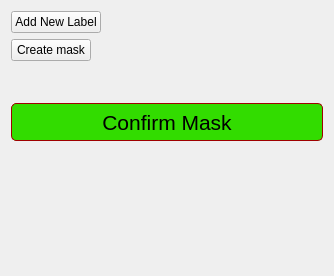
This is core/modules/gui/MitkDrawingTool/MitkDrawingTool.ui in dboun/MultiPatientImageProcessing as Qt 5 draws it before an edit. The edited form follows.
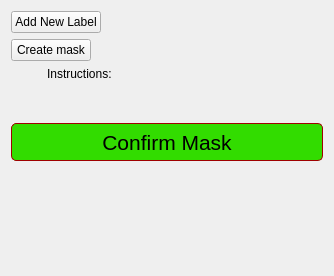
This is the edited form. Custom widgets are drawn as their Qt base class.

```diff
--- a/core/modules/gui/MitkDrawingTool/MitkDrawingTool.ui
+++ b/core/modules/gui/MitkDrawingTool/MitkDrawingTool.ui
@@ -31,6 +31,25 @@
      </property>
     </widget>
    </item>
+   <item alignment="Qt::AlignHCenter">
+    <widget class="InfoLabel" name="infoLabel">
+     <property name="minimumSize">
+      <size>
+       <width>240</width>
+       <height>0</height>
+      </size>
+     </property>
+     <property name="text">
+      <string>Instructions:</string>
+     </property>
+     <property name="alignment">
+      <set>Qt::AlignLeading|Qt::AlignLeft|Qt::AlignVCenter</set>
+     </property>
+     <property name="wordWrap">
+      <bool>true</bool>
+     </property>
+    </widget>
+   </item>
    <item>
     <widget class="QmitkLabelSetWidget" name="labelSetWidget" native="true"/>
    </item>
@@ -93,6 +112,11 @@
    <extends>QPushButton</extends>
    <header>ActionPushButton.h</header>
   </customwidget>
+  <customwidget>
+   <class>InfoLabel</class>
+   <extends>QLabel</extends>
+   <header>InfoLabel.h</header>
+  </customwidget>
  </customwidgets>
  <resources/>
  <connections/>
```
